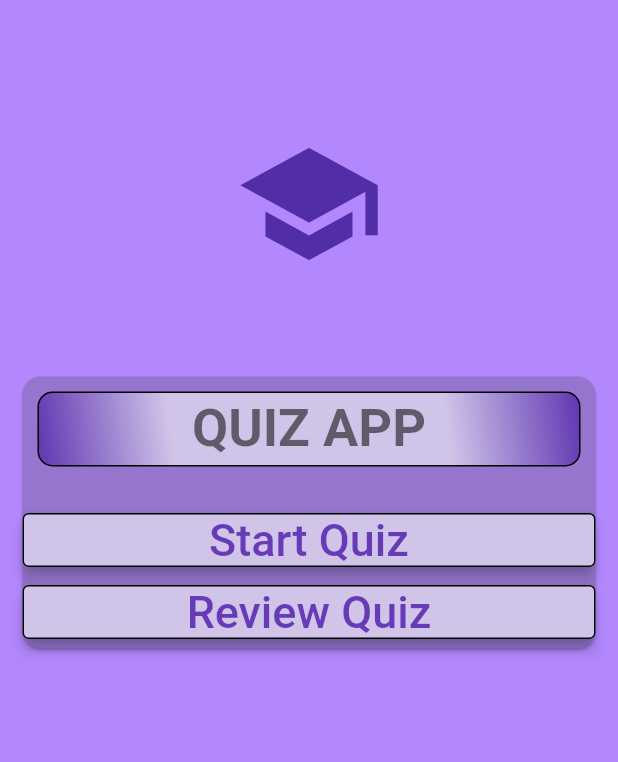
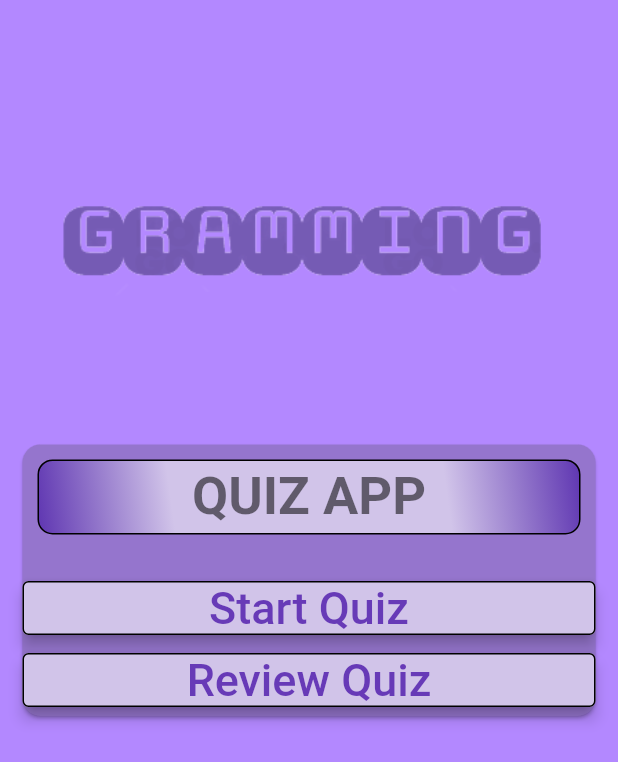
Before and after one commit to SFP95/App_Gramming, a Flutter app: the screen it shows after launch, on a phone screen of 412 x 824 dp. Shown: the top 762 px of the screen. Run offline on Flutter 3.47's test engine with Material 2 defaults, Android fonts, the phone set to English and light mode, and no system bars.

Commit message:
18.11.22

```diff
--- a/lib/pages/Home.dart
+++ b/lib/pages/Home.dart
@@ -18,12 +18,13 @@ class Home extends StatelessWidget{
               Container(
                 margin: const EdgeInsets.only(top: 30,bottom: 50),
                 child:
-                 //   Image(image: FileImage('assets/images/LogoGraming1.png'))
-                Icon(
-                  Icons.school,
-                  size: 100,
-                  color: Colors.deepPurple[700],
-                ),
+                const Image(
+                    image: AssetImage('assets/images/logo.png')),
+                //   Icon(
+                //     Icons.school,
+                //     size: 100,
+                //     color: Colors.deepPurple[700],
+                //   ),
               ),
               Card(
                 margin: const EdgeInsets.all(15),
--- a/lib/pages/ReviewPage.dart
+++ b/lib/pages/ReviewPage.dart
@@ -7,6 +7,12 @@ class ReviewPage extends StatelessWidget{
   @override
   Widget build(BuildContext context) {
     return Scaffold(
+      backgroundColor: Colors.deepPurpleAccent[100],
+      appBar: AppBar(
+        backgroundColor: Colors.deepPurpleAccent[100],
+        elevation: 0,
+        title: const Text('QUIZ'),
+      ),
       body: const Center(
         child: Text('REVIEW QUIZ'),
       ),
--- a/pubspec.yaml
+++ b/pubspec.yaml
@@ -60,9 +60,9 @@ flutter:
   uses-material-design: true
 
   # To add assets to your application, add an assets section, like this:
-assets:
-  - assets/
-  - assets/images/
+  assets:
+    - assets/
+    - assets/images/
 
   # An image asset can refer to one or more resolution-specific "variants", see
   # https://flutter.dev/assets-and-images/#resolution-aware
```
Also changed, not shown: lib/pages/QuizPage.dart (+24 -3 lines), assets/images/LogoGraming1.png (deleted), assets/images/LogoGraming2.png (deleted), assets/images/LogoGraming3.png (deleted), assets/images/LogoGraming4.png (deleted), assets/images/LogoGraming5.png (deleted), assets/images/LogoGraming6.png (deleted), assets/images/logo.png (renamed from assets/images/LogoGraming1_sinFondo.png). Lines whose indentation alone changed are shown as unchanged.
